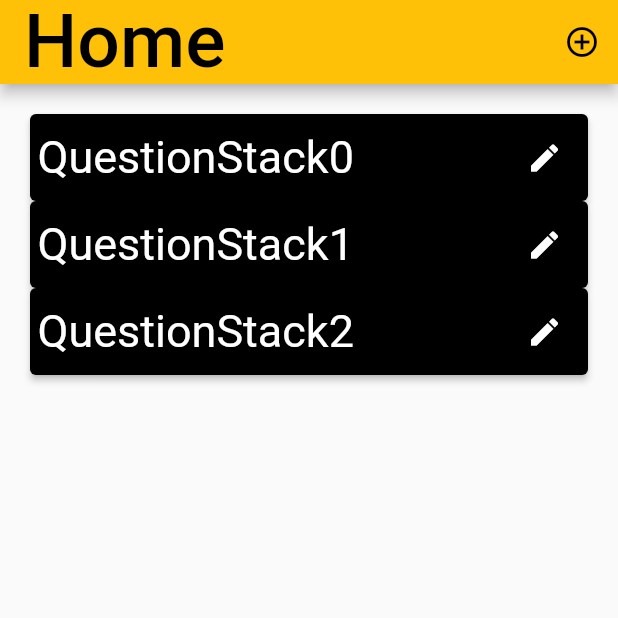
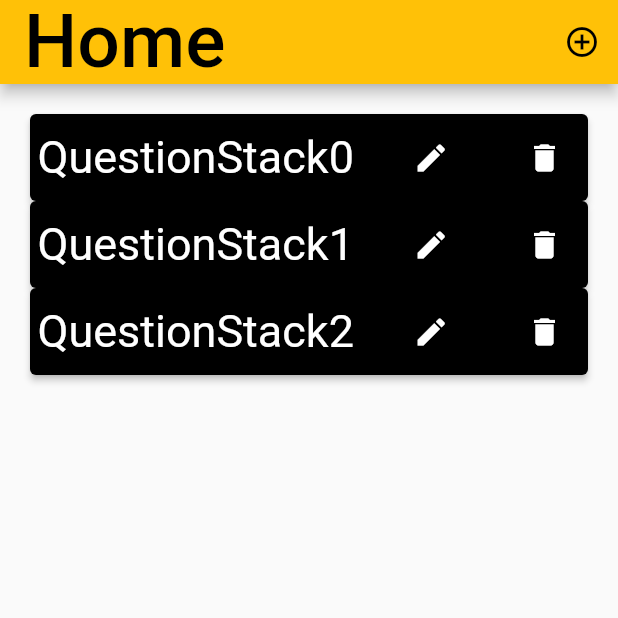
Before and after one commit to BogyMitutoyoCTL/BOGY-App-2022-10, a Flutter app: the Home screen opened directly, on a phone screen of 412 x 824 dp, the top half of it. Run offline on Flutter 3.47's test engine with Material 2 defaults, Android fonts, the phone set to English and light mode, and no system bars; our stand-ins replace image_picker.

Commit message:
Delate Icon create

```diff
--- a/Source/lib/Home.dart
+++ b/Source/lib/Home.dart
@@ -27,7 +27,8 @@ class _HomeState extends State<Home> {
           actions: [
             IconButton(
               icon: const Icon(Icons.add_circle_outline),
-                onPressed: addNewDeck,)
+              onPressed: addNewDeck,
+            )
           ],
           title: const Text(
             "Home",
@@ -46,6 +47,7 @@ class _HomeState extends State<Home> {
                         quizes.getQuestionStack(index);
                     return Topic(
                       questionStack: questionStack,
+                      index: index,
                     );
                   }),
             ),
@@ -60,10 +62,11 @@ class _HomeState extends State<Home> {
   }
 
   void addNewDeck() {
-    Navigator.of(context).push(MaterialPageRoute(
+    Navigator.of(context)
+        .push(MaterialPageRoute(
             builder: (context) => EditDeck(QuestionStack(""))))
         .then((questionStack) {
-          if(questionStack != null){
+      if (questionStack != null) {
         setState(() {
           quizes.addQuestionStack(questionStack);
         });
--- a/Source/lib/Score.dart
+++ b/Source/lib/Score.dart
@@ -31,7 +31,7 @@ class _ScoreState extends State<Score> {
                     style: TextStyle(fontSize: 50),
                   ),
                 ),
-                Image.asset("assets/images/Pokal.png"),
+                Image.asset("assets/images/PokalbeiScore.png"),
                 Text(
                   "Du hast $score von $numberOfQuestions",
                   style: TextStyle(fontSize: 50),
--- a/Source/lib/Topic.dart
+++ b/Source/lib/Topic.dart
@@ -3,6 +3,7 @@
 import 'package:flutter/cupertino.dart';
 import 'package:flutter/material.dart';
 import 'package:learnhub/DataHelper/CurrentlyPlaying.dart';
+import 'package:learnhub/DataHelper/DataHelper.dart';
 
 import 'DataHelper/QuestionStack.dart';
 import 'EditDeck.dart';
@@ -10,7 +11,9 @@ import 'Question.dart';
 
 class Topic extends StatefulWidget {
   QuestionStack questionStack;
-  Topic({Key? key, required this.questionStack}) : super(key: key);
+  int index;
+  Topic({Key? key, required this.questionStack, required this.index})
+      : super(key: key);
 
   @override
   State<Topic> createState() => _TopicState();
@@ -28,7 +31,11 @@ class _TopicState extends State<Topic> {
               widget.questionStack.name,
               style: TextStyle(fontSize: 30),
             ),
-            IconButton(onPressed: editDeck, icon: Icon(Icons.edit))
+            IconButton(onPressed: editDeck, icon: Icon(Icons.edit)),
+            IconButton(
+              onPressed: Loeschen,
+              icon: Icon(Icons.delete),
+            )
           ],
         ));
   }
@@ -52,4 +59,12 @@ class _TopicState extends State<Topic> {
   void refresh(value) {
     setState(() {});
   }
+
+  void Loeschen() {
+    setState(() {
+      DataHelper dataHelper = DataHelper();
+      dataHelper.removeQuestionStack(widget.index);
+    });
+  }
 }
+//TODO
--- a/Source/pubspec.yaml
+++ b/Source/pubspec.yaml
@@ -83,7 +83,8 @@ flutter:
   assets:
      - assets/images/Logo.png
      - assets/images/Feuerwerk.png
-     - assets/images/Pokal.png
+     - assets/images/PokalbeiScore.png
+
 
   # An image asset can refer to one or more resolution-specific "variants", see
   # https://flutter.dev/assets-and-images/#resolution-aware.
```
Lines whose indentation alone changed are shown as unchanged.
